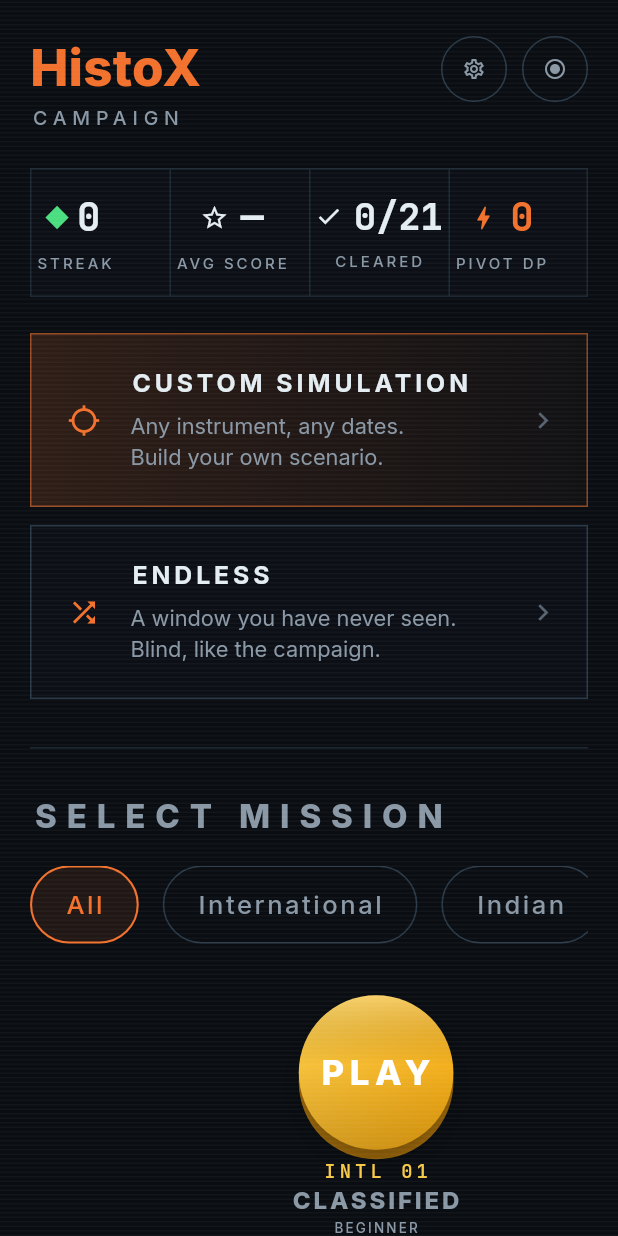
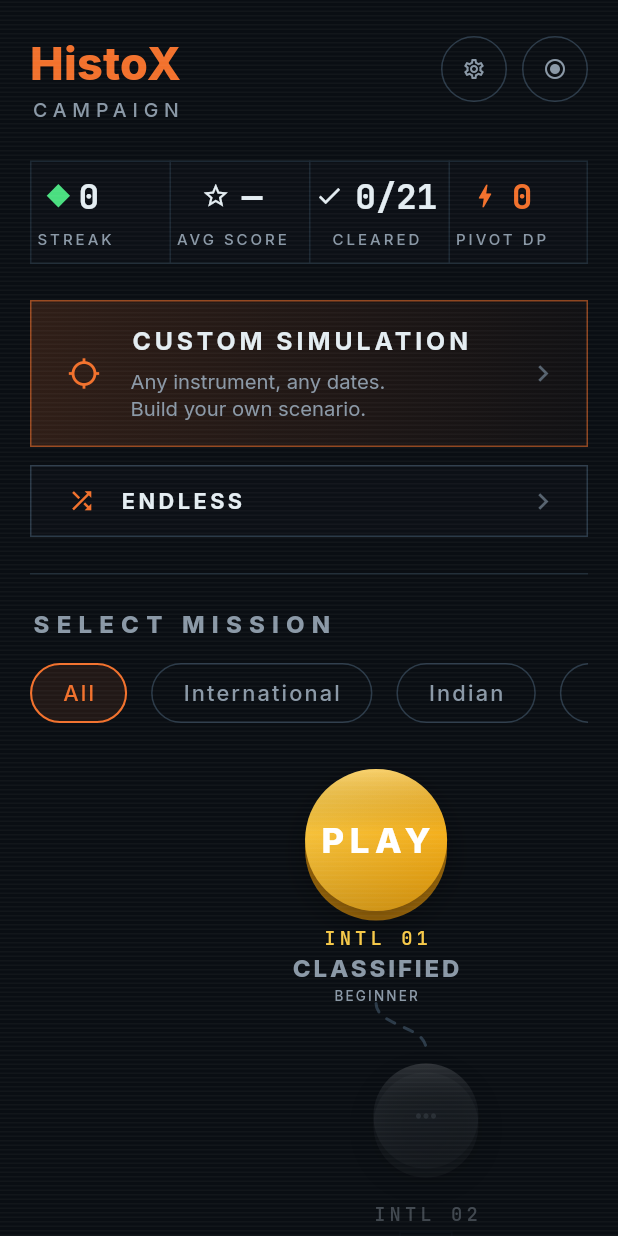
Before and after one commit to RedMonkey2664/RevenueCat, a Flutter app: the CampaignHome screen opened directly, on a phone screen of 412 x 824 dp. Run offline on Flutter 3.47's test engine with Material 3 defaults, Android fonts, the phone set to English and light mode, and no system bars; our stand-ins replace flutter_riverpod, share_plus, shared_preferences, video_player; missing offline and left inert: purchases_flutter; accounts and stored records are empty; network calls fail; project files that could hold a hidden picture were left out.

Commit message:
Tighten the campaign map to the reference screen
Measured against the reference: a cleared node is 80pt not 88, the
wordmark 99pt wide not 110, SELECT MISSION a 16pt label not a 22pt
headline, and the filter capsules 40pt tall not 52 — so all three now fit
across a 390pt screen. The stats strip and the lead card lost their extra
air with them.

Node labels follow the reference too: the cleared level's name is white
caps, and its stars wear the node's own colour instead of a borrowed gold.

Endless keeps an entry, as a one-line row rather than a full card. The
reference shows no Endless card at all, but it is the only way into the
mode, and the map gains nearly all of the height either way.

flutter analyze clean, 187 tests pass.

Co-Authored-By: Claude Opus 5 <noreply@anthropic.com>

```diff
--- a/lib/features/simulator/campaign/campaign_home.dart
+++ b/lib/features/simulator/campaign/campaign_home.dart
@@ -96,6 +96,7 @@ class _CampaignHomeState extends ConsumerState<CampaignHome> {
                   ),
                   const SizedBox(height: AppSpacing.sm + 4),
                   _EntryCard(
+                    compact: true,
                     icon: Icons.shuffle,
                     title: 'ENDLESS',
                     body:
@@ -107,19 +108,19 @@ class _CampaignHomeState extends ConsumerState<CampaignHome> {
                       ),
                     ),
                   ),
-                  const SizedBox(height: AppSpacing.xl),
+                  const SizedBox(height: AppSpacing.lg),
                   Container(height: 1, color: AppColors.border),
-                  const SizedBox(height: AppSpacing.xl),
+                  const SizedBox(height: AppSpacing.lg),
                   Text(
                     'SELECT MISSION',
                     style: AppText.railLabel(
-                      size: 22,
+                      size: 16,
                       weight: FontWeight.w800,
                       color: AppColors.textSecondary,
-                      letterSpacing: 22 * 0.3,
+                      letterSpacing: 16 * 0.3,
                     ),
                   ),
-                  const SizedBox(height: AppSpacing.md + 4),
+                  const SizedBox(height: AppSpacing.md),
                   _MarketFilter(
                     selected: _market,
                     onChanged: (AssetClass? m) => setState(() => _market = m),
@@ -269,9 +270,9 @@ class _Header extends StatelessWidget {
                 child: Text(
                   'HistoX',
                   style: AppText.railLabel(
-                    size: 34,
+                    size: 30,
                     weight: FontWeight.w800,
-                    letterSpacing: 34 * 0.005,
+                    letterSpacing: 30 * 0.005,
                   ),
                 ),
               ),
@@ -477,9 +478,9 @@ class _StatCell extends StatelessWidget {
             Padding(
               padding: const EdgeInsets.fromLTRB(
                 4,
-                AppSpacing.md + 4,
+                AppSpacing.sm + 4,
                 4,
-                AppSpacing.md,
+                AppSpacing.sm + 2,
               ),
               child: Column(
                 children: <Widget>[
@@ -492,7 +493,7 @@ class _StatCell extends StatelessWidget {
                         Text(
                           value,
                           style: AppText.display(
-                            size: 26,
+                            size: 23,
                             color: valueColor,
                             height: 1,
                           ),
@@ -537,6 +538,7 @@ class _EntryCard extends StatelessWidget {
     required this.body,
     required this.onTap,
     this.emphasis = false,
+    this.compact = false,
   });
 
   final IconData icon;
@@ -548,6 +550,12 @@ class _EntryCard extends StatelessWidget {
   /// on one of the two entries rather than weighing them up.
   final bool emphasis;
 
+  /// One line, no body copy. The reference set gives the Custom Simulation
+  /// the only card above the map and starts SELECT MISSION immediately after
+  /// it; Endless still has to be reachable, so it keeps a slim row instead of
+  /// being dropped — the map gains nearly all of the height either way.
+  final bool compact;
+
   @override
   Widget build(BuildContext context) {
     return Pressable(
@@ -555,11 +563,18 @@ class _EntryCard extends StatelessWidget {
       minTarget: 0,
       scale: 0.985,
       child: Container(
-        padding: const EdgeInsets.fromLTRB(
+        padding: compact
+            ? const EdgeInsets.fromLTRB(
                 AppSpacing.lg,
-          AppSpacing.md + 6,
+                AppSpacing.sm + 4,
                 AppSpacing.md + 2,
-          AppSpacing.md + 6,
+                AppSpacing.sm + 4,
+              )
+            : const EdgeInsets.fromLTRB(
+                AppSpacing.lg,
+                AppSpacing.md,
+                AppSpacing.md + 2,
+                AppSpacing.md,
               ),
         decoration: BoxDecoration(
           color: emphasis ? null : AppColors.surface.withValues(alpha: 0.5),
@@ -581,8 +596,8 @@ class _EntryCard extends StatelessWidget {
         ),
         child: Row(
           children: <Widget>[
-            Icon(icon, size: 22, color: AppColors.accent),
-            const SizedBox(width: AppSpacing.md + 4),
+            Icon(icon, size: compact ? 19 : 22, color: AppColors.accent),
+            SizedBox(width: compact ? AppSpacing.md : AppSpacing.md + 4),
             Expanded(
               child: Column(
                 crossAxisAlignment: CrossAxisAlignment.start,
@@ -592,21 +607,23 @@ class _EntryCard extends StatelessWidget {
                     maxLines: 1,
                     overflow: TextOverflow.ellipsis,
                     style: AppText.railLabel(
-                      size: 16.5,
+                      size: compact ? 14.5 : 16.5,
                       weight: FontWeight.w700,
                       color: AppColors.textPrimary,
-                      letterSpacing: 16.5 * 0.16,
+                      letterSpacing: (compact ? 14.5 : 16.5) * 0.16,
                     ),
                   ),
+                  if (!compact) ...<Widget>[
                     const SizedBox(height: AppSpacing.sm),
                     Text(
                       body,
                       style: AppText.body(
-                      size: 14.5,
+                        size: 13.5,
                         color: AppColors.textSecondary,
-                      height: 1.45,
+                        height: 1.35,
                       ),
                     ),
+                  ],
                 ],
               ),
             ),
@@ -635,7 +652,7 @@ class _MarketFilter extends StatelessWidget {
   @override
   Widget build(BuildContext context) {
     return SizedBox(
-      height: 52,
+      height: 40,
       child: ListView(
         scrollDirection: Axis.horizontal,
         children: <Widget>[
@@ -686,7 +703,7 @@ class _MarketChip extends StatelessWidget {
             duration: AppMotion.fast,
             curve: AppMotion.curve,
             alignment: Alignment.center,
-            padding: const EdgeInsets.symmetric(horizontal: AppSpacing.lg - 2),
+            padding: const EdgeInsets.symmetric(horizontal: AppSpacing.md + 4),
             decoration: BoxDecoration(
               color: selected
                   ? AppColors.accent.withValues(alpha: 0.1)
@@ -700,10 +717,10 @@ class _MarketChip extends StatelessWidget {
             child: Text(
               label,
               style: AppText.body(
-                size: 17,
+                size: 14.5,
                 weight: FontWeight.w500,
                 color: selected ? AppColors.accent : AppColors.textSecondary,
-                letterSpacing: 17 * 0.1,
+                letterSpacing: 14.5 * 0.1,
                 height: 1,
               ),
             ),
--- a/lib/features/simulator/campaign/widgets/campaign_path.dart
+++ b/lib/features/simulator/campaign/widgets/campaign_path.dart
@@ -47,12 +47,12 @@ class CampaignPath extends StatelessWidget {
   /// flex column and draws the path *behind* them at approximate coordinates,
   /// so 130 was never a spacing anyone had to honour. Using it literally made
   /// every label collide with the circle below it.
-  static const double _labelBlock = 72;
+  static const double _labelBlock = 66;
   static const double _slotGap = 20;
   static const double _spacing =
       _PathNode.maxDiameter + _labelBlock + _slotGap;
 
-  static const double _firstCentre = 62;
+  static const double _firstCentre = 54;
 
   /// How far a node may swing either side of centre. Scaled from the width so
   /// the curve reads the same on a 375 and a 430 screen.
@@ -270,7 +270,7 @@ class _NodeSkin {
     switch (state) {
       case _NodeState.cleared:
         final List<Color> c = _rotation[index % _rotation.length];
-        return _NodeSkin(top: c[0], bottom: c[1], rim: c[2], diameter: 88);
+        return _NodeSkin(top: c[0], bottom: c[1], rim: c[2], diameter: 80);
       case _NodeState.current:
         // Bigger, hotter, and the only node that pulses. Amber, so PLAY is
         // the one warm node on a map of cool cleared ones.
@@ -278,7 +278,7 @@ class _NodeSkin {
           top: Color(0xFFF7C948),
           bottom: Color(0xFFF2A50C),
           rim: Color(0xFFA9700A),
-          diameter: 98,
+          diameter: 90,
         );
       case _NodeState.available:
         final List<Color> c = _rotation[index % _rotation.length];
@@ -286,7 +286,7 @@ class _NodeSkin {
           top: c[0],
           bottom: c[1],
           rim: c[2],
-          diameter: 82,
+          diameter: 76,
           opacity: 0.55,
         );
       case _NodeState.locked:
@@ -295,7 +295,7 @@ class _NodeSkin {
           top: c[0],
           bottom: c[1],
           rim: c[2],
-          diameter: 82,
+          diameter: 76,
           opacity: 0.7,
         );
       case _NodeState.noData:
@@ -303,7 +303,7 @@ class _NodeSkin {
           top: Color(0x40828C96),
           bottom: Color(0x335A646E),
           rim: Color(0x8032373C),
-          diameter: 76,
+          diameter: 70,
           opacity: 0.45,
         );
     }
@@ -409,11 +409,11 @@ class _PathNodeState extends State<_PathNode>
           // Blind mode: the real event is named only once cleared.
           if (cleared)
             Text(
-              widget.entry.revealTitle,
+              widget.entry.revealTitle.toUpperCase(),
               textAlign: TextAlign.center,
               maxLines: 2,
               overflow: TextOverflow.ellipsis,
-              style: AppText.headline(size: 17, letterSpacing: 17 * 0.02),
+              style: AppText.headline(size: 15, letterSpacing: 15 * 0.03),
             )
           else
             // A bare row of block glyphs at title size read as a broken
@@ -485,8 +485,10 @@ class _PathNodeState extends State<_PathNode>
             for (int i = 0; i < 3; i++)
               Icon(
                 i < _stars ? Icons.star_rounded : Icons.star_outline_rounded,
-                size: 19,
-                color: const Color(0xFFF4D03F),
+                size: 17,
+                color: skin.top.withValues(
+                  alpha: (i < _stars ? 1.0 : 0.45) * skin.opacity,
+                ),
               ),
           ],
         );
```
Also changed, not shown: 1 other file. Lines whose indentation alone changed are shown as unchanged.
